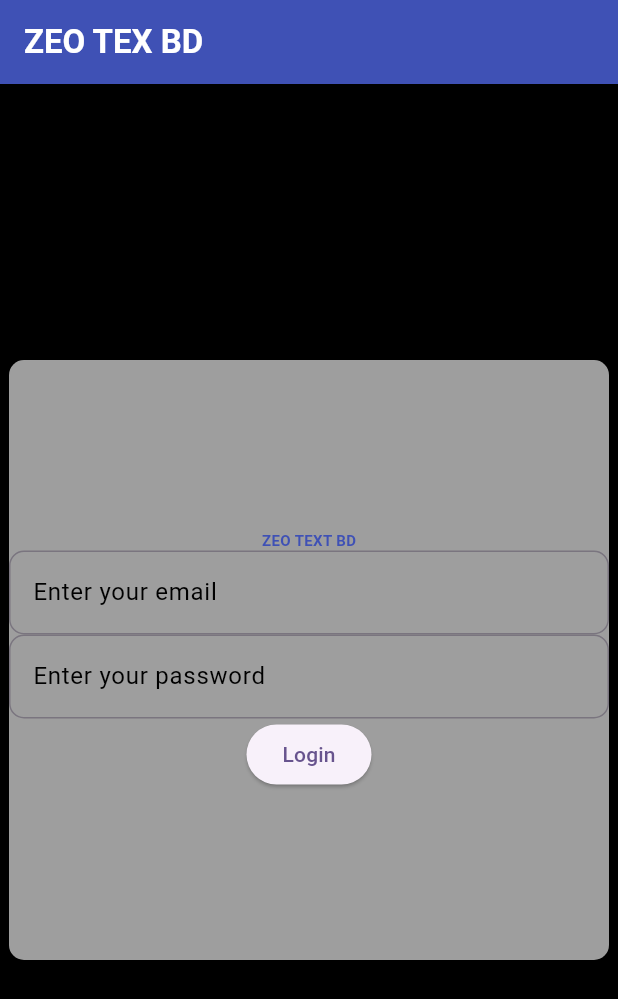
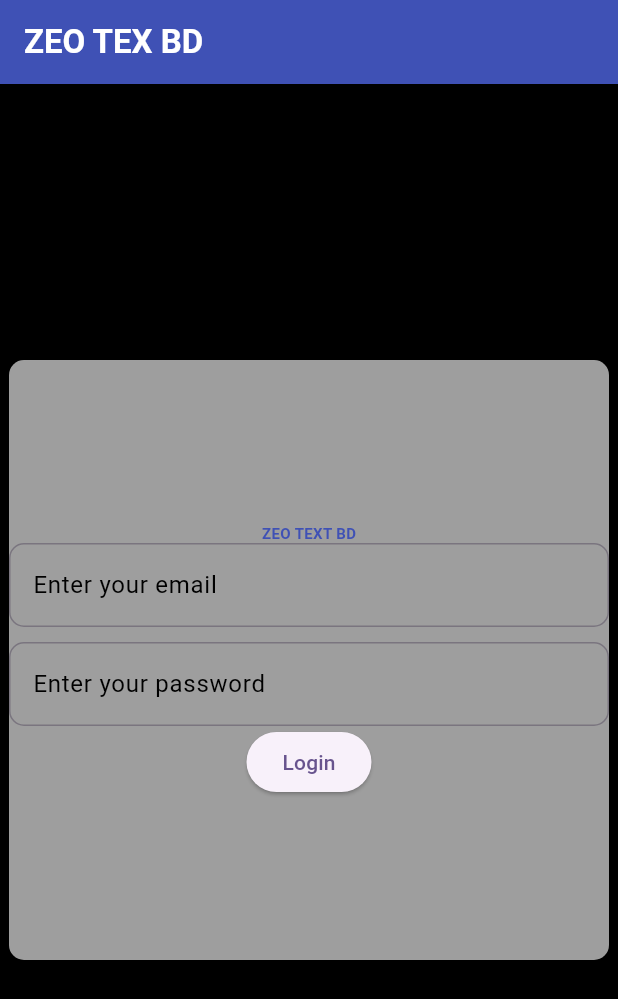
Before and after one commit to Wazid-Hossain/wa_ui, a Flutter app: the screen it shows after launch, on a phone screen of 412 x 824 dp. Shown: the top 999 px of the screen. Run offline on Flutter 3.47's test engine with Material 3 defaults, Android fonts, the phone set to English and light mode, and no system bars.

Commit message:
taxt filed updated

```diff
--- a/lib/login.dart
+++ b/lib/login.dart
@@ -45,6 +45,7 @@ class _Login_pageState extends State<Login_page> {
                         fontWeight: FontWeight.bold,
                       ),
                     ),
+
                     // To input Iamge from the internet letter
                     Column(
                       children: [
@@ -62,7 +63,9 @@ class _Login_pageState extends State<Login_page> {
                             hintText: 'Enter your email',
                             hintStyle: TextStyle(color: Colors.black),
                           ),
-                          ),
+                        )),
+                        SizedBox(
+                          height: 10,
                         ),
                         TextField(
                           decoration: InputDecoration(
```
Lines whose indentation alone changed are shown as unchanged.
